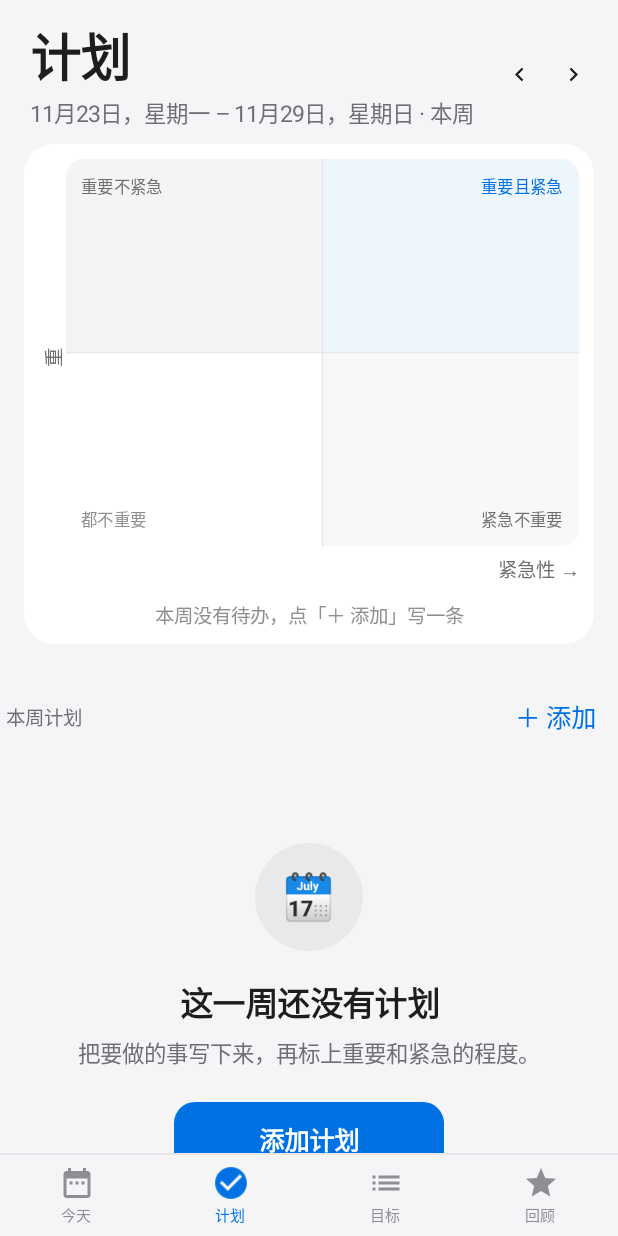
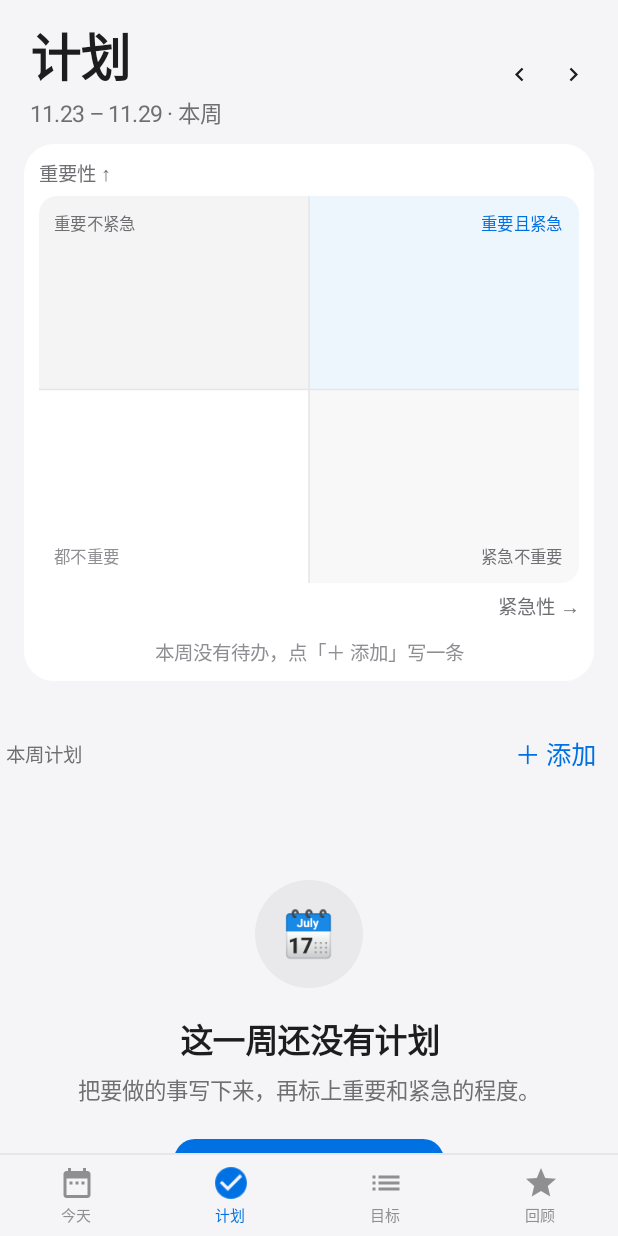
Before and after one commit to zykkkl/youjin, an Android app built with Jetpack Compose: the screen it shows after launch (MainActivity), item 2 of the bottom bar chosen, on a phone screen of 412 x 824 dp. Run offline under Robolectric (Android 15) with nearby library versions, the phone set to English and light mode, and no system bars; our stand-ins replace Room's generated code; 1 statement that could not run was skipped.

Commit message:
有进 v0.4.2：计划页排版修正——状态栏留白、日期单行、轴标签完整显示

```diff
--- a/app/build.gradle.kts
+++ b/app/build.gradle.kts
@@ -32,8 +32,8 @@ android {
         applicationId = "com.youjin.app"
         minSdk = 26
         targetSdk = 35
-        versionCode = 12
-        versionName = "0.4.1"
+        versionCode = 13
+        versionName = "0.4.2"
     }
 
     signingConfigs {
--- a/app/src/main/java/com/youjin/app/ui/components/AppleUI.kt
+++ b/app/src/main/java/com/youjin/app/ui/components/AppleUI.kt
@@ -213,6 +213,8 @@ fun AppleLargeTitle(
                     subtitle,
                     style = MaterialTheme.typography.bodyMedium,
                     color = p.secondaryLabel,
+                    maxLines = 1,
+                    overflow = TextOverflow.Ellipsis,
                 )
             }
         }
--- a/app/src/main/java/com/youjin/app/ui/plans/PlanScreen.kt
+++ b/app/src/main/java/com/youjin/app/ui/plans/PlanScreen.kt
@@ -18,6 +18,7 @@ import androidx.compose.foundation.layout.imePadding
 import androidx.compose.foundation.layout.offset
 import androidx.compose.foundation.layout.padding
 import androidx.compose.foundation.layout.size
+import androidx.compose.foundation.layout.statusBarsPadding
 import androidx.compose.foundation.layout.width
 import androidx.compose.foundation.rememberScrollState
 import androidx.compose.foundation.shape.RoundedCornerShape
@@ -97,6 +98,7 @@ fun PlanScreen(vm: PlanViewModel) {
     Column(
         modifier = Modifier
             .fillMaxSize()
+            .statusBarsPadding()
             .verticalScroll(rememberScrollState())
             .padding(bottom = 28.dp),
     ) {
@@ -361,23 +363,15 @@ private fun EisenhowerMatrix(
     val plotHeight = 258.dp
 
     Column {
+        // 轴标签放在坐标区上方/下方，不参与格子布局，避免与象限名重叠或被截断
+        Text(
+            text = "重要性 ↑",
+            modifier = Modifier.padding(bottom = 6.dp),
+            style = MaterialTheme.typography.labelMedium,
+            color = p.secondaryLabel,
+        )
+
         Row(Modifier.fillMaxWidth()) {
-            // 纵轴标签放在坐标区外，避免与象限标注挤在一起
-            Box(
-                modifier = Modifier
-                    .width(18.dp)
-                    .height(plotHeight),
-                contentAlignment = Alignment.Center,
-            ) {
-                Text(
-                    text = "重要性",
-                    modifier = Modifier.rotate(-90f),
-                    style = MaterialTheme.typography.labelMedium,
-                    color = p.secondaryLabel,
-                    maxLines = 1,
-                )
-            }
-
             BoxWithConstraints(
                 modifier = Modifier
                     .weight(1f)
--- a/app/src/main/java/com/youjin/app/ui/plans/PlanViewModel.kt
+++ b/app/src/main/java/com/youjin/app/ui/plans/PlanViewModel.kt
@@ -62,7 +62,7 @@ data class PlanUiState(
         get() = weekStart == ProgressCalculator.weekStart(Dates.todayEpochDay())
 
     val weekLabel: String
-        get() = "${Dates.formatMonthDayWeekday(weekStart)} – ${Dates.formatMonthDayWeekday(weekStart + 6)}"
+        get() = "${Dates.formatMonthDayShort(weekStart)} – ${Dates.formatMonthDayShort(weekStart + 6)}"
 }
 
 class PlanViewModel(
--- a/app/src/main/java/com/youjin/app/util/Dates.kt
+++ b/app/src/main/java/com/youjin/app/util/Dates.kt
@@ -25,6 +25,7 @@ object Dates {
     private val dayFullFormatter = DateTimeFormatter.ofPattern("yyyy年M月d日", Locale.CHINA)
     private val weekdayFormatter = DateTimeFormatter.ofPattern("EEEE", Locale.CHINA)
     private val monthDayWeekdayFormatter = DateTimeFormatter.ofPattern("M月d日，EEEE", Locale.CHINA)
+    private val shortDayFormatter = DateTimeFormatter.ofPattern("M.d", Locale.CHINA)
 
     /** "10月22日" */
     fun formatDay(epochDay: Long): String = LocalDate.ofEpochDay(epochDay).format(dayFormatter)
@@ -34,6 +35,10 @@ object Dates {
 
     /** "星期三" */
     fun formatWeekday(epochDay: Long): String = LocalDate.ofEpochDay(epochDay).format(weekdayFormatter)
+
+    /** "11.23"（紧凑展示，用于周标签） */
+    fun formatMonthDayShort(epochDay: Long): String =
+        LocalDate.ofEpochDay(epochDay).format(shortDayFormatter)
 
     /** "10月22日，星期三" */
     fun formatMonthDayWeekday(epochDay: Long): String =
```
